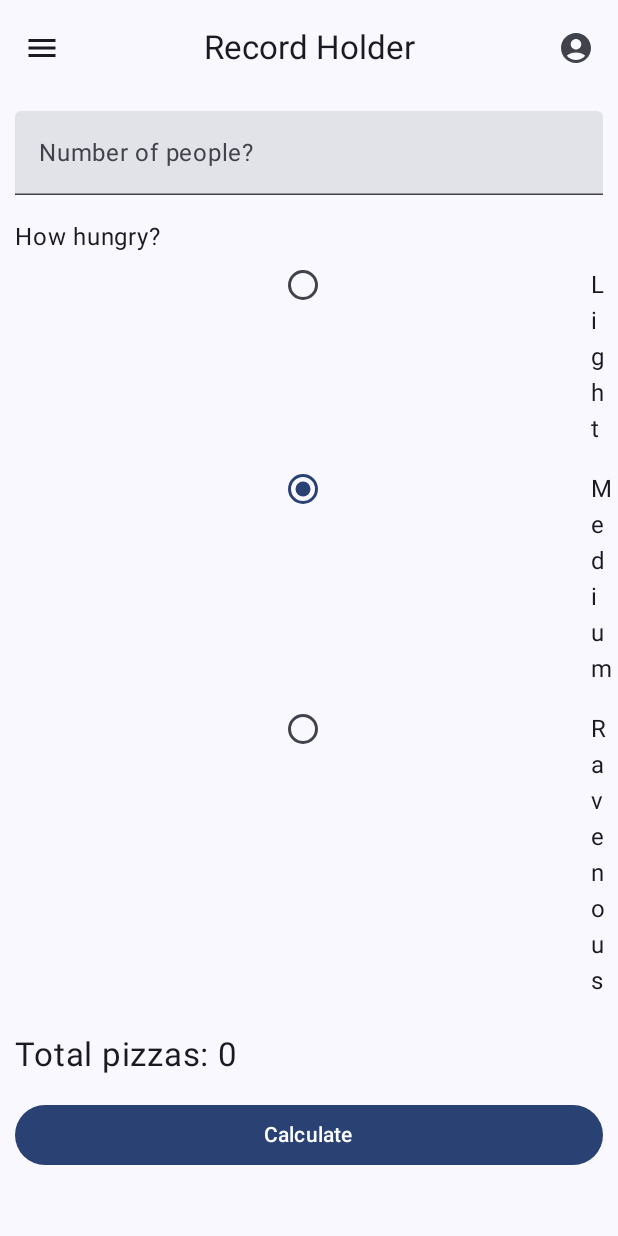
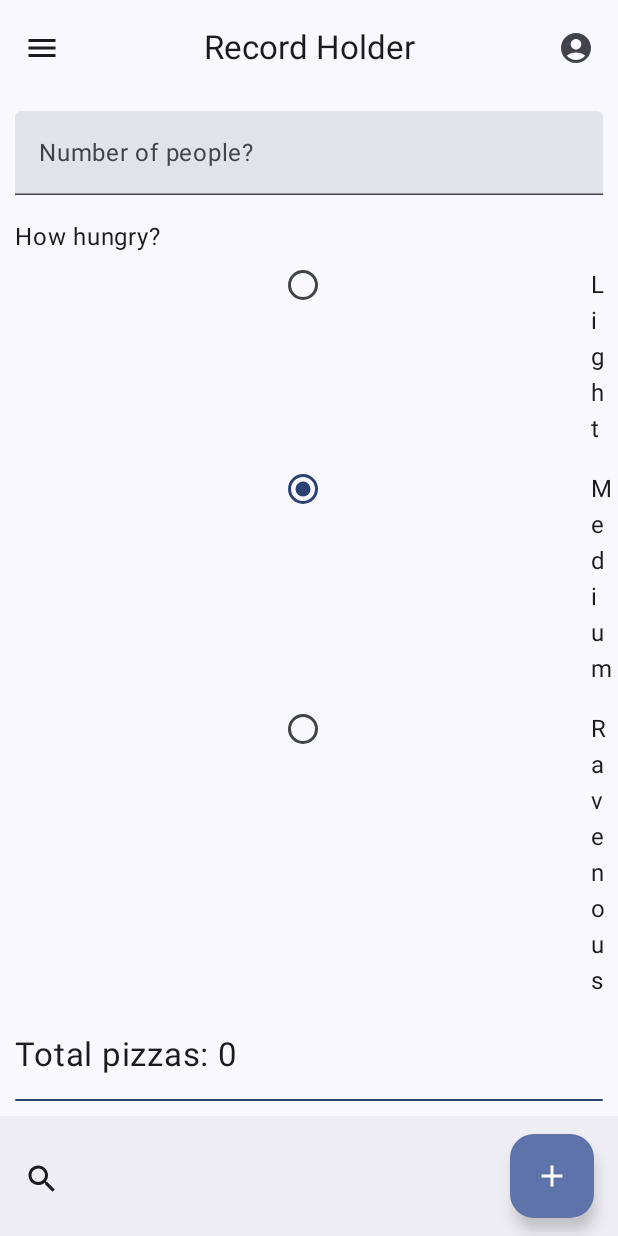
Before and after one commit to bkennedy06/MADFinalProj, an Android app built with Jetpack Compose: the screen it shows after launch (MainActivity), on a phone screen of 412 x 824 dp. Run offline under Robolectric (Android 15) with nearby library versions, the phone set to English and light mode, and no system bars.

Commit message:
Bottom app bar. Placeholders included

```diff
--- a/app/src/main/java/com/zybooks/pizzaparty/MainActivity.kt
+++ b/app/src/main/java/com/zybooks/pizzaparty/MainActivity.kt
@@ -13,7 +13,10 @@ import androidx.compose.foundation.selection.selectable
 import androidx.compose.foundation.text.KeyboardOptions
 import androidx.compose.material.icons.Icons
 import androidx.compose.material.icons.filled.AccountCircle
+import androidx.compose.material.icons.filled.Add
 import androidx.compose.material.icons.filled.Menu
+import androidx.compose.material.icons.filled.Search
+import androidx.compose.material3.BottomAppBar
 import androidx.compose.material3.Button
 import androidx.compose.material3.MaterialTheme
 import androidx.compose.material3.RadioButton
@@ -36,6 +39,7 @@ import com.zybooks.pizzaparty.ui.theme.PizzaPartyTheme
 import kotlin.math.ceil
 import androidx.compose.material3.CenterAlignedTopAppBar
 import androidx.compose.material3.ExperimentalMaterial3Api
+import androidx.compose.material3.FloatingActionButton
 import androidx.compose.material3.Icon
 import androidx.compose.material3.IconButton
 import androidx.compose.material3.Scaffold
@@ -99,7 +103,29 @@ fun PizzaPartyScreen(modifier: Modifier = Modifier) {
                }
             }
          )
-      }
+      },
+      bottomBar = {
+         BottomAppBar(
+            actions = {
+               IconButton(onClick = { /* Handle search click */ }) {
+                  Icon(
+                     imageVector = Icons.Default.Search,
+                     contentDescription = "Search"
+                  )
+               }
+            },
+            floatingActionButton = {
+               FloatingActionButton(
+                  onClick = { /* Handle FAB click (Add Vinyl) */ }
+               ) {
+                  Icon(
+                     imageVector = Icons.Default.Add,
+                     contentDescription = "Add Vinyl"
+                  )
+               }
+            }
+         )
+      } // Pretty much everything below this is subject to change
    ) { innerPadding ->
       Column(
          modifier = modifier
```
